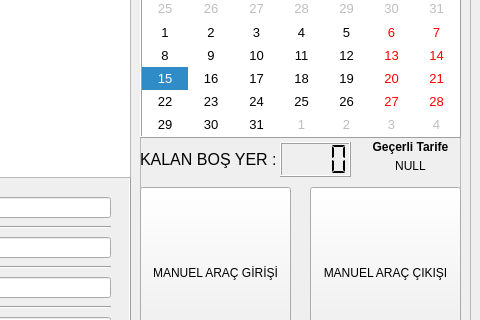
Qt form forms/applicationwindow.ui (ydcpp/ParkingLotManagement) before a commit; both pictures show x 720 to 1200 and y 129 to 449 of the 1200 by 720 pixel window.
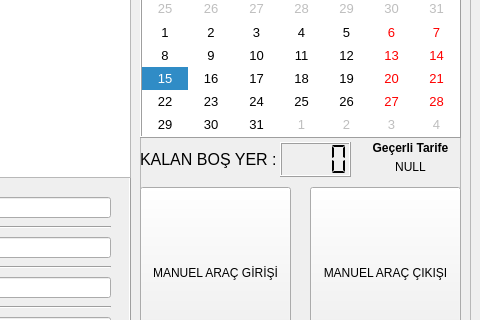
The same form after that commit. Icons and pictures are not drawn.

Patch:
```diff
--- a/forms/applicationwindow.ui
+++ b/forms/applicationwindow.ui
@@ -228,7 +228,7 @@
       <property name="geometry">
        <rect>
         <x>220</x>
-        <y>192</y>
+        <y>193</y>
         <width>101</width>
         <height>16</height>
        </rect>
@@ -250,16 +250,16 @@
       <property name="geometry">
        <rect>
         <x>220</x>
-        <y>212</y>
+        <y>210</y>
         <width>101</width>
-        <height>22</height>
+        <height>20</height>
        </rect>
       </property>
       <property name="text">
        <string>NULL</string>
       </property>
       <property name="alignment">
-       <set>Qt::AlignHCenter|Qt::AlignTop</set>
+       <set>Qt::AlignCenter</set>
       </property>
       <property name="wordWrap">
        <bool>true</bool>
```
